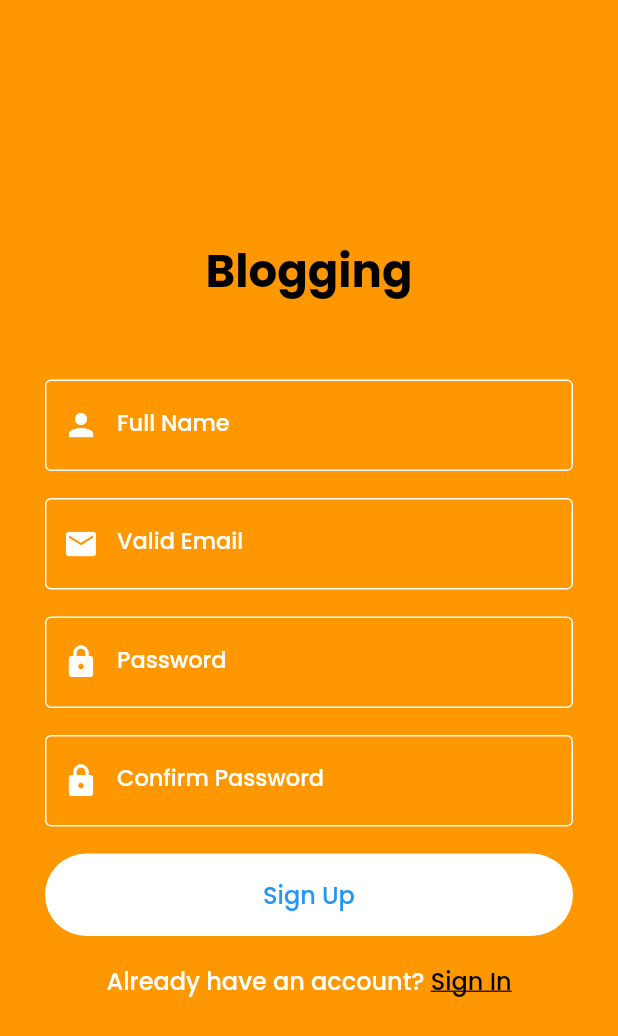
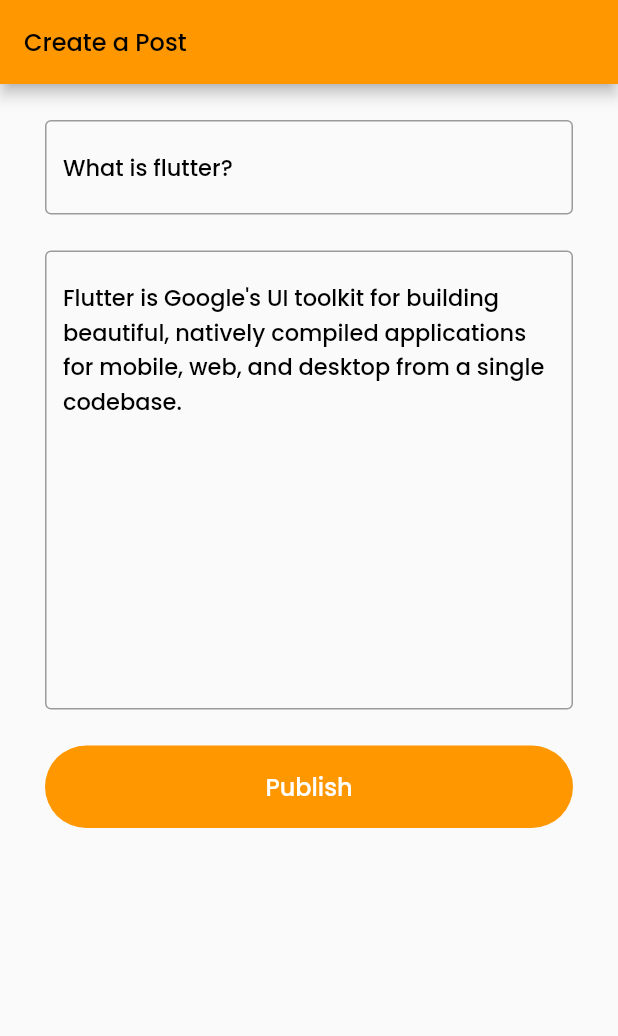
Before and after one commit to AdamAbd/Flutter-Mentoring-Batch-4-Level-Basic, a Flutter app: the screen it shows after launch, on a phone screen of 412 x 824 dp. Shown: the top 1036 px of the screen. Run offline on Flutter 3.47's test engine with Material 2 defaults, Android fonts, the phone set to English and light mode, and no system bars; our stand-ins replace google_fonts, supercharged.

Commit message:
finish create post page

```diff
--- /dev/null
+++ b/lib/Screens/Pages/create_post_page.dart
@@ -0,0 +1,63 @@
+part of 'pages.dart';
+
+class CreatePost extends StatefulWidget {
+  CreatePost({Key key}) : super(key: key);
+
+  @override
+  _CreatePostState createState() => _CreatePostState();
+}
+
+class _CreatePostState extends State<CreatePost> {
+  @override
+  Widget build(BuildContext context) {
+    return Scaffold(
+      appBar: AppBar(
+        title: Text("Create a Post", style: blackFontStyle),
+        backgroundColor: mainColor,
+      ),
+      body: ListView(
+        children: [
+          Container(
+            margin: EdgeInsets.symmetric(horizontal: 30.0),
+            width: MediaQuery.of(context).size.width,
+            child: Column(
+              children: [
+                Container(
+                  margin: EdgeInsets.only(top: defaultMargin),
+                  child: TextField(
+                    style: blackFontStyle.copyWith(fontSize: 15.0),
+                    decoration: InputDecoration(
+                      border: OutlineInputBorder(),
+                      hintText: "What is flutter?",
+                      hintStyle: blackFontStyle.copyWith(fontSize: 15.0),
+                    ),
+                  ),
+                ),
+                Container(
+                  margin: EdgeInsets.only(top: defaultMargin),
+                  child: TextField(
+                    maxLines: 14,
+                    decoration: InputDecoration(
+                      hintText:
+                          "Flutter is Google's UI toolkit for building beautiful, natively compiled applications for mobile, web, and desktop from a single codebase.",
+                      hintStyle: blackFontStyle.copyWith(fontSize: 15.0),
+                      border: OutlineInputBorder(),
+                    ),
+                  ),
+                ),
+                Container(
+                  margin: EdgeInsets.only(top: defaultMargin),
+                  child: CustomRoundedButton(
+                    cTxt: "Publish",
+                    cBottom: 0.0,
+                    cBgColor: mainColor,
+                  ),
+                ),
+              ],
+            ),
+          ),
+        ],
+      ),
+    );
+  }
+}
--- a/lib/Screens/Pages/pages.dart
+++ b/lib/Screens/Pages/pages.dart
@@ -4,3 +4,4 @@ import 'package:flutter_mentoring_basic_batch_4/Screens/Widgets/widgets.dart';
 import 'package:flutter_mentoring_basic_batch_4/shared/shared.dart';
 
 part 'sign_up_page.dart';
+part 'create_post_page.dart';
--- a/lib/Screens/Pages/sign_up_page.dart
+++ b/lib/Screens/Pages/sign_up_page.dart
@@ -17,21 +17,11 @@ class SignUpPage extends StatelessWidget {
               CustomTextField(cIcon: Icons.email, clabel: "Valid Email"),
               CustomTextField(cIcon: Icons.lock, clabel: "Password"),
               CustomTextField(cIcon: Icons.lock, clabel: "Confirm Password"),
-              Container(
-                width: double.infinity,
-                height: 55.0,
-                margin: EdgeInsets.only(bottom: 18.0),
-                child: FlatButton(
-                  shape: RoundedRectangleBorder(
-                    borderRadius: BorderRadius.circular(30.0),
-                  ),
-                  child: Text(
-                    "Sign Up",
-                    style: blackFontStyle.copyWith(color: Colors.blue),
-                  ),
-                  color: Colors.white,
-                  onPressed: () {},
-                ),
+              CustomRoundedButton(
+                cTxt: "Sign Up",
+                cTxtColor: Colors.blue,
+                cBgColor: Colors.white,
+                cBottom: 18.0,
               ),
               RichText(
                 text: TextSpan(
--- /dev/null
+++ b/lib/Screens/Widgets/rounded_button.dart
@@ -0,0 +1,34 @@
+part of 'widgets.dart';
+
+class CustomRoundedButton extends StatelessWidget {
+  final String cTxt;
+  final Color cTxtColor, cBgColor;
+  final double cBottom;
+
+  CustomRoundedButton({this.cTxt, this.cTxtColor, this.cBgColor, this.cBottom});
+
+  @override
+  Widget build(BuildContext context) {
+    return Container(
+      width: double.infinity,
+      height: 55.0,
+      margin: EdgeInsets.only(bottom: cBottom),
+      child: FlatButton(
+        shape: RoundedRectangleBorder(
+          borderRadius: BorderRadius.circular(30.0),
+        ),
+        child: (cTxtColor == null)
+            ? Text(
+                cTxt,
+                style: whiteFontStyle,
+              )
+            : Text(
+                cTxt,
+                style: blackFontStyle.copyWith(color: cTxtColor),
+              ),
+        color: cBgColor,
+        onPressed: () {},
+      ),
+    );
+  }
+}
--- a/lib/Screens/Widgets/widgets.dart
+++ b/lib/Screens/Widgets/widgets.dart
@@ -2,3 +2,4 @@ import 'package:flutter/material.dart';
 import 'package:flutter_mentoring_basic_batch_4/shared/shared.dart';
 
 part 'custom_textField.dart';
+part 'rounded_button.dart';
--- a/lib/main.dart
+++ b/lib/main.dart
@@ -16,7 +16,7 @@ class MyApp extends StatelessWidget {
         primarySwatch: Colors.blue,
         visualDensity: VisualDensity.adaptivePlatformDensity,
       ),
-      home: SignUpPage(),
+      home: CreatePost(),
     );
   }
 }
```
